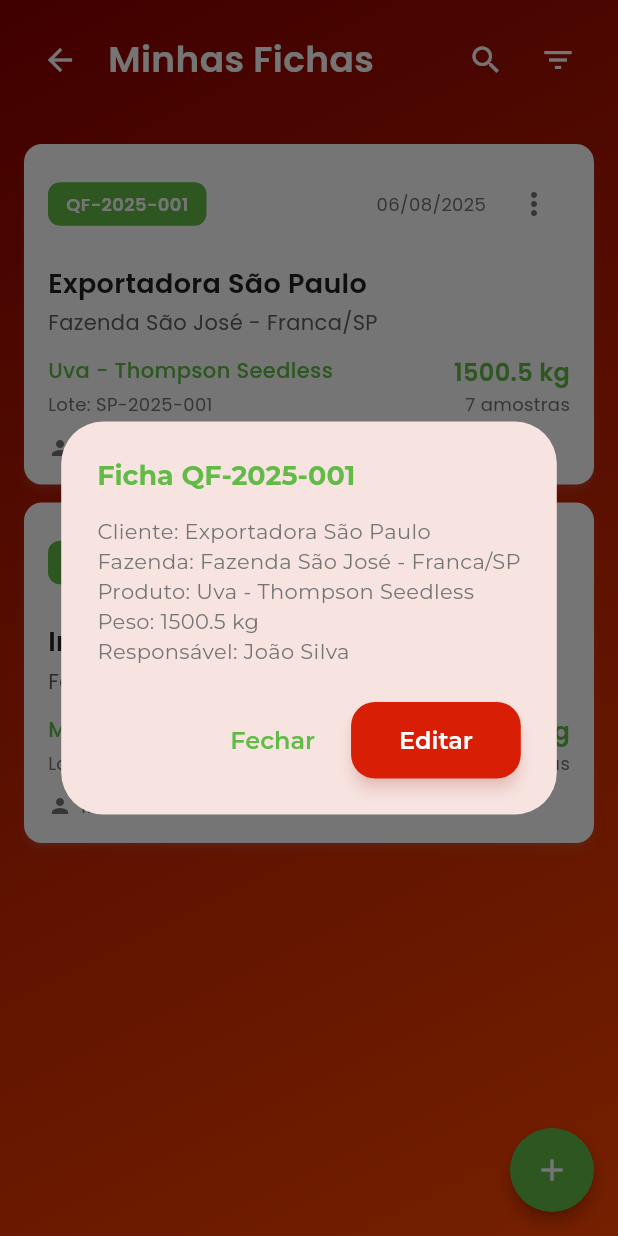
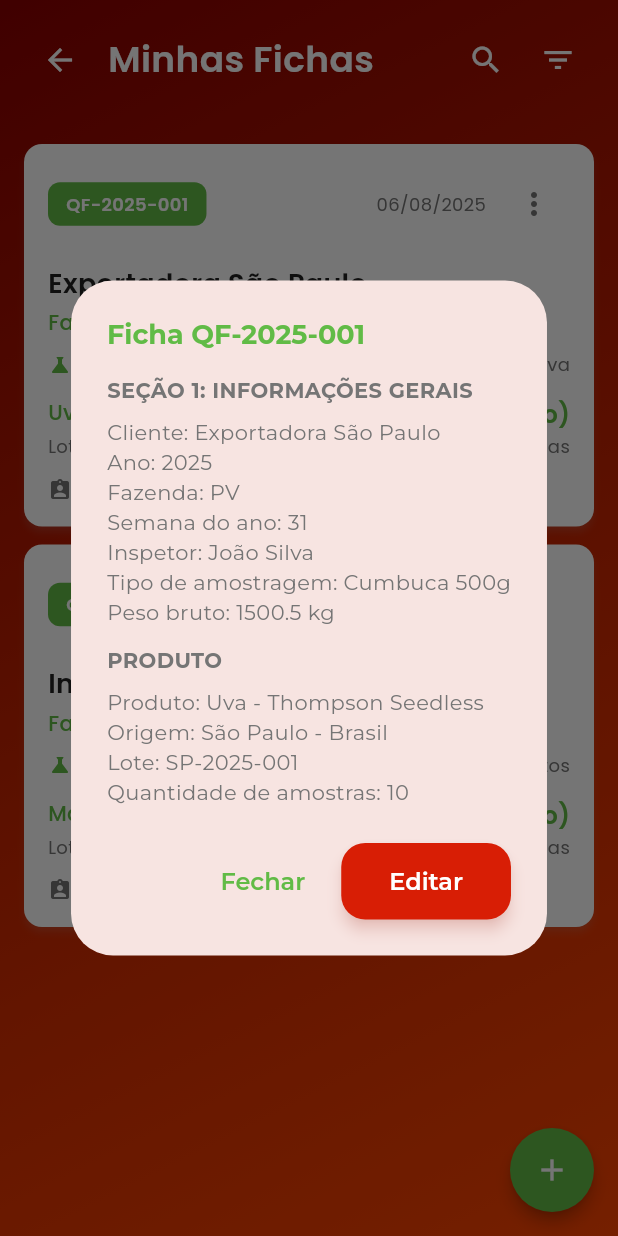
Before and after one commit to Wanjos-eng/quality-fruit-app, a Flutter app: the ListaFichasPage screen opened by its route, after a tap on "QF-2025-001", on a phone screen of 412 x 824 dp. Run offline on Flutter 3.47's test engine with Material 3 defaults, Android fonts, the phone set to English and light mode, and no system bars; our stand-ins replace google_fonts, shared_preferences, sqflite; accounts and stored records are empty.

Commit message:
melhorando ficha

```diff
--- a/lib/data/datasources/local_datasource.dart
+++ b/lib/data/datasources/local_datasource.dart
@@ -5,7 +5,7 @@ import 'package:path/path.dart';
 class LocalDatasource {
   static const _databaseName = 'quality_fruit.db';
   static const _databaseVersion =
-      6; // Incrementado para corrigir schema completo
+      7; // Incrementado para adicionar novos campos SEÇÃO 2
 
   // Tabelas
   static const _tableFichas = 'fichas';
@@ -64,6 +64,10 @@ class LocalDatasource {
         quantidadeAmostras INTEGER NOT NULL,
         responsavelAvaliacao TEXT NOT NULL,
         produtorResponsavel TEXT,
+        semanaAno TEXT, -- Novo campo: Semana/Ano (calculado automaticamente)
+        inspetor TEXT, -- Novo campo: Inspetor
+        tipoAmostragem TEXT, -- Novo campo: Tipo de Amostragem
+        pesoBrutoKg REAL, -- Novo campo: Peso Bruto (Kg)
         observacoes TEXT,
         observacaoA TEXT,
         observacaoB TEXT,
@@ -140,8 +144,10 @@ class LocalDatasource {
         pesoEmbalagem REAL,
         pesoLiquidoKg REAL,
         bagaMm REAL,
+        brix_leituras TEXT, -- Armazena como string separada por vírgulas
         brix REAL,
         brixMedia REAL,
+        cor_baga_percentual REAL, -- Novo campo: Cor da Baga (%)
         teiaAranha REAL,
         aranha REAL,
         amassada REAL,
@@ -384,6 +390,25 @@ class LocalDatasource {
       await db.execute('DROP TABLE IF EXISTS ${_tableMedidas}_backup');
       await db.execute('DROP TABLE IF EXISTS ${_tableAmostras}_backup');
     }
+
+    // Migração da versão 6 para 7: adicionar novos campos SEÇÃO 1 e SEÇÃO 2
+    if (oldVersion < 7) {
+      // SEÇÃO 1: Adicionar novos campos na tabela fichas
+      await db.execute('ALTER TABLE $_tableFichas ADD COLUMN semanaAno TEXT');
+      await db.execute('ALTER TABLE $_tableFichas ADD COLUMN inspetor TEXT');
+      await db.execute(
+        'ALTER TABLE $_tableFichas ADD COLUMN tipoAmostragem TEXT',
+      );
+      await db.execute('ALTER TABLE $_tableFichas ADD COLUMN pesoBrutoKg REAL');
+
+      // SEÇÃO 2: Adicionar novos campos na tabela amostras_detalhadas
+      await db.execute(
+        'ALTER TABLE $_tableAmostrasDetalhadas ADD COLUMN brix_leituras TEXT',
+      );
+      await db.execute(
+        'ALTER TABLE $_tableAmostrasDetalhadas ADD COLUMN cor_baga_percentual REAL',
+      );
+    }
   }
 
   /// Fecha a conexão com o banco de dados
--- a/lib/data/models/ficha_model.dart
+++ b/lib/data/models/ficha_model.dart
@@ -8,8 +8,14 @@ class FichaModel extends Ficha {
     required super.numeroFicha,
     required super.dataAvaliacao,
     required super.cliente,
+    // SEÇÃO 1: Novos campos obrigatórios
+    required super.ano,
     required super.fazenda,
-    required super.ano,
+    required super.semanaAno,
+    required super.inspetor,
+    required super.tipoAmostragem,
+    required super.pesoBrutoKg,
+    // Campos antigos (mantidos para compatibilidade)
     required super.produto,
     required super.variedade,
     required super.origem,
@@ -36,8 +42,14 @@ class FichaModel extends Ficha {
       numeroFicha: ficha.numeroFicha,
       dataAvaliacao: ficha.dataAvaliacao,
       cliente: ficha.cliente,
+      // SEÇÃO 1: Novos campos
+      ano: ficha.ano,
       fazenda: ficha.fazenda,
-      ano: ficha.ano,
+      semanaAno: ficha.semanaAno,
+      inspetor: ficha.inspetor,
+      tipoAmostragem: ficha.tipoAmostragem,
+      pesoBrutoKg: ficha.pesoBrutoKg,
+      // Campos antigos
       produto: ficha.produto,
       variedade: ficha.variedade,
       origem: ficha.origem,
@@ -65,8 +77,14 @@ class FichaModel extends Ficha {
       numeroFicha: json['numeroFicha'] as String,
       dataAvaliacao: DateTime.parse(json['dataAvaliacao'] as String),
       cliente: json['cliente'] as String,
+      // SEÇÃO 1: Novos campos
+      ano: json['ano'] as int,
       fazenda: json['fazenda'] as String,
-      ano: json['ano'] as int,
+      semanaAno: json['semanaAno'] as int,
+      inspetor: json['inspetor'] as String,
+      tipoAmostragem: json['tipoAmostragem'] as String,
+      pesoBrutoKg: (json['pesoBrutoKg'] as num).toDouble(),
+      // Campos antigos
       produto: json['produto'] as String,
       variedade: json['variedade'] as String,
       origem: json['origem'] as String,
@@ -96,8 +114,14 @@ class FichaModel extends Ficha {
       'numeroFicha': numeroFicha,
       'dataAvaliacao': dataAvaliacao.toIso8601String(),
       'cliente': cliente,
+      // SEÇÃO 1: Novos campos
+      'ano': ano,
       'fazenda': fazenda,
-      'ano': ano,
+      'semanaAno': semanaAno,
+      'inspetor': inspetor,
+      'tipoAmostragem': tipoAmostragem,
+      'pesoBrutoKg': pesoBrutoKg,
+      // Campos antigos
       'produto': produto,
       'variedade': variedade,
       'origem': origem,
@@ -125,8 +149,14 @@ class FichaModel extends Ficha {
       numeroFicha: numeroFicha,
       dataAvaliacao: dataAvaliacao,
       cliente: cliente,
+      // SEÇÃO 1: Novos campos
+      ano: ano,
       fazenda: fazenda,
-      ano: ano,
+      semanaAno: semanaAno,
+      inspetor: inspetor,
+      tipoAmostragem: tipoAmostragem,
+      pesoBrutoKg: pesoBrutoKg,
+      // Campos antigos
       produto: produto,
       variedade: variedade,
       origem: origem,
@@ -154,8 +184,14 @@ class FichaModel extends Ficha {
       'numeroFicha': numeroFicha,
       'dataAvaliacao': dataAvaliacao.millisecondsSinceEpoch,
       'cliente': cliente,
+      // SEÇÃO 1: Novos campos
+      'ano': ano,
       'fazenda': fazenda,
-      'ano': ano,
+      'semanaAno': semanaAno,
+      'inspetor': inspetor,
+      'tipoAmostragem': tipoAmostragem,
+      'pesoBrutoKg': pesoBrutoKg,
+      // Campos antigos
       'produto': produto,
       'variedade': variedade,
       'origem': origem,
@@ -185,8 +221,14 @@ class FichaModel extends Ficha {
         map['dataAvaliacao'] as int,
       ),
       cliente: map['cliente'] as String,
+      // SEÇÃO 1: Novos campos
+      ano: map['ano'] as int,
       fazenda: map['fazenda'] as String,
-      ano: map['ano'] as int,
+      semanaAno: map['semanaAno'] as int,
+      inspetor: map['inspetor'] as String,
+      tipoAmostragem: map['tipoAmostragem'] as String,
+      pesoBrutoKg: (map['pesoBrutoKg'] as num).toDouble(),
+      // Campos antigos
       produto: map['produto'] as String,
       variedade: map['variedade'] as String,
       origem: map['origem'] as String,
@@ -216,8 +258,14 @@ class FichaModel extends Ficha {
     String? numeroFicha,
     DateTime? dataAvaliacao,
     String? cliente,
+    // SEÇÃO 1: Novos campos
+    int? ano,
     String? fazenda,
-    int? ano,
+    int? semanaAno,
+    String? inspetor,
+    String? tipoAmostragem,
+    double? pesoBrutoKg,
+    // Campos antigos
     String? produto,
     String? variedade,
     String? origem,
@@ -241,8 +289,14 @@ class FichaModel extends Ficha {
       numeroFicha: numeroFicha ?? this.numeroFicha,
       dataAvaliacao: dataAvaliacao ?? this.dataAvaliacao,
       cliente: cliente ?? this.cliente,
+      // SEÇÃO 1: Novos campos
+      ano: ano ?? this.ano,
       fazenda: fazenda ?? this.fazenda,
-      ano: ano ?? this.ano,
+      semanaAno: semanaAno ?? this.semanaAno,
+      inspetor: inspetor ?? this.inspetor,
+      tipoAmostragem: tipoAmostragem ?? this.tipoAmostragem,
+      pesoBrutoKg: pesoBrutoKg ?? this.pesoBrutoKg,
+      // Campos antigos
       produto: produto ?? this.produto,
       variedade: variedade ?? this.variedade,
       origem: origem ?? this.origem,
--- a/lib/domain/entities/ficha.dart
+++ b/lib/domain/entities/ficha.dart
@@ -5,15 +5,22 @@ class Ficha {
   final String numeroFicha;
   final DateTime dataAvaliacao;
   final String cliente;
-  final String fazenda; // Fazenda onde foi coletada a fruta
-  final int ano; // Ano da avaliação (campo da planilha física)
+  // SEÇÃO 1: INFORMAÇÕES GERAIS
+  final int ano; // Ano da análise (ex: 2025)
+  final String fazenda; // Fazenda (sigla) - ex: "PV", "JP"
+  final int semanaAno; // Semana do ano (calculado automaticamente)
+  final String inspetor; // Nome do inspetor
+  final String tipoAmostragem; // Cumbuca 500g, Cumbuca 250g, Sacola (Caixa)
+  final double pesoBrutoKg; // Peso bruto com embalagem em kg
+
+  // Campos antigos mantidos para compatibilidade
   final String produto; // Tipo de fruta
   final String variedade;
   final String origem;
   final String lote;
-  final double pesoTotal; // Em kg
+  final double pesoTotal; // Em kg (será pesoBrutoKg futuramente)
   final int quantidadeAmostras;
-  final String responsavelAvaliacao; // Inspetor
+  final String responsavelAvaliacao; // Inspetor (será deprecated)
   final String? produtorResponsavel; // Produtor/Responsável da planilha
   final String observacoes;
 
@@ -33,8 +40,14 @@ class Ficha {
     required this.numeroFicha,
     required this.dataAvaliacao,
     required this.cliente,
+    // SEÇÃO 1: Campos obrigatórios
+    required this.ano,
     required this.fazenda,
-    required this.ano,
+    required this.semanaAno,
+    required this.inspetor,
+    required this.tipoAmostragem,
+    required this.pesoBrutoKg,
+    // Campos antigos (mantidos para compatibilidade)
     required this.produto,
     required this.variedade,
     required this.origem,
@@ -60,8 +73,14 @@ class Ficha {
     String? numeroFicha,
     DateTime? dataAvaliacao,
     String? cliente,
+    // SEÇÃO 1: Novos campos
+    int? ano,
     String? fazenda,
-    int? ano,
+    int? semanaAno,
+    String? inspetor,
+    String? tipoAmostragem,
+    double? pesoBrutoKg,
+    // Campos antigos
     String? produto,
     String? variedade,
     String? origem,
@@ -85,8 +104,14 @@ class Ficha {
       numeroFicha: numeroFicha ?? this.numeroFicha,
       dataAvaliacao: dataAvaliacao ?? this.dataAvaliacao,
       cliente: cliente ?? this.cliente,
+      // SEÇÃO 1: Novos campos
+      ano: ano ?? this.ano,
       fazenda: fazenda ?? this.fazenda,
-      ano: ano ?? this.ano,
+      semanaAno: semanaAno ?? this.semanaAno,
+      inspetor: inspetor ?? this.inspetor,
+      tipoAmostragem: tipoAmostragem ?? this.tipoAmostragem,
+      pesoBrutoKg: pesoBrutoKg ?? this.pesoBrutoKg,
+      // Campos antigos
       produto: produto ?? this.produto,
       variedade: variedade ?? this.variedade,
       origem: origem ?? this.origem,
@@ -196,4 +221,71 @@ class Ficha {
   String toString() {
     return 'Ficha(id: $id, numeroFicha: $numeroFicha, produto: $produto, cliente: $cliente, fazenda: $fazenda, ano: $ano)';
   }
+
+  /// Calcula a semana do ano com base na data de avaliação
+  static int calcularSemanaAno(DateTime data) {
+    final primeiroJaneiro = DateTime(data.year, 1, 1);
+    final diferencaDias = data.difference(primeiroJaneiro).inDays;
+    return (diferencaDias / 7).ceil();
+  }
 }
+
+/// Constantes para os tipos de amostragem da Ficha de Qualidade
+class TiposAmostragem {
+  static const String cumbuca500g = 'Cumbuca 500g';
+  static const String cumbuca250g = 'Cumbuca 250g';
+  static const String sacola = 'Sacola (Caixa)';
+
+  static const List<String> opcoes = [cumbuca500g, cumbuca250g, sacola];
+
+  /// Retorna a quantidade de amostras baseada no tipo
+  static int quantidadeAmostrasPorTipo(String tipo) {
+    switch (tipo) {
+      case cumbuca500g:
+        return 10; // A até J
+      case cumbuca250g:
+        return 20; // A até T
+      case sacola:
+        return 7; // A até G (padrão, pode ser editável)
+      default:
+        return 7;
+    }
+  }
+
+  /// Retorna as letras das amostras baseada no tipo
+  static List<String> letrasAmostrasPorTipo(String tipo) {
+    const letras = [
+      'A',
+      'B',
+      'C',
+      'D',
+      'E',
+      'F',
+      'G',
+      'H',
+      'I',
+      'J',
+      'K',
+      'L',
+      'M',
+      'N',
+      'O',
+      'P',
+      'Q',
+      'R',
+      'S',
+      'T',
+    ];
+
+    final quantidade = quantidadeAmostrasPorTipo(tipo);
+    return letras.take(quantidade).toList();
+  }
+}
+
+/// Constantes para as fazendas (siglas)
+class FazendasSiglas {
+  static const String purraVerde = 'PV';
+  static const String joaoPaulo = 'JP';
+
+  static const List<String> opcoes = [purraVerde, joaoPaulo];
+}
--- a/lib/presentation/pages/lista_fichas_page.dart
+++ b/lib/presentation/pages/lista_fichas_page.dart
@@ -36,40 +36,57 @@ class _ListaFichasPageState extends State<ListaFichasPage> {
 
   List<Ficha> _gerarFichasExemplo() {
     // Gerar algumas fichas de exemplo
+    final agora = DateTime.now();
     return [
       Ficha(
         id: '1',
         numeroFicha: 'QF-2025-001',
-        dataAvaliacao: DateTime.now().subtract(const Duration(days: 1)),
+        dataAvaliacao: agora.subtract(const Duration(days: 1)),
         cliente: 'Exportadora São Paulo',
-        fazenda: 'Fazenda São José - Franca/SP',
+        // SEÇÃO 1: Novos campos obrigatórios
         ano: 2025,
+        fazenda: 'PV', // Fazenda Pura Verde
+        semanaAno: Ficha.calcularSemanaAno(
+          agora.subtract(const Duration(days: 1)),
+        ),
+        inspetor: 'João Silva',
+        tipoAmostragem: TiposAmostragem.cumbuca500g,
+        pesoBrutoKg: 1500.5,
+        // Campos antigos (mantidos para compatibilidade)
         produto: 'Uva',
         variedade: 'Thompson Seedless',
         origem: 'São Paulo - Brasil',
         lote: 'SP-2025-001',
         pesoTotal: 1500.5,
-        quantidadeAmostras: 7,
+        quantidadeAmostras: 10, // Cumbuca 500g = 10 amostras
         responsavelAvaliacao: 'João Silva',
         observacoes: 'Primeira avaliação da safra 2025',
-        criadoEm: DateTime.now().subtract(const Duration(days: 1)),
+        criadoEm: agora.subtract(const Duration(days: 1)),
       ),
       Ficha(
         id: '2',
         numeroFicha: 'QF-2025-002',
-        dataAvaliacao: DateTime.now().subtract(const Duration(days: 3)),
+        dataAvaliacao: agora.subtract(const Duration(days: 3)),
         cliente: 'Importadora Rio',
-        fazenda: 'Fazenda Nossa Senhora - Ribeirão Preto/SP',
+        // SEÇÃO 1: Novos campos obrigatórios
         ano: 2025,
+        fazenda: 'JP', // Fazenda João Paulo
+        semanaAno: Ficha.calcularSemanaAno(
+          agora.subtract(const Duration(days: 3)),
+        ),
+        inspetor: 'Maria Santos',
+        tipoAmostragem: TiposAmostragem.cumbuca250g,
+        pesoBrutoKg: 2300.0,
+        // Campos antigos (mantidos para compatibilidade)
         produto: 'Manga',
         variedade: 'Tommy Atkins',
         origem: 'São Paulo - Brasil',
         lote: 'RP-2025-001',
         pesoTotal: 2300.0,
-        quantidadeAmostras: 5,
+        quantidadeAmostras: 20, // Cumbuca 250g = 20 amostras
         responsavelAvaliacao: 'Maria Santos',
         observacoes: 'Qualidade excelente',
-        criadoEm: DateTime.now().subtract(const Duration(days: 3)),
+        criadoEm: agora.subtract(const Duration(days: 3)),
       ),
     ];
   }
@@ -399,6 +416,36 @@ class _ListaFichasPageState extends State<ListaFichasPage> {
                 overflow: TextOverflow.ellipsis,
               ),
               const SizedBox(height: 4),
+              // SEÇÃO 1: Mostrar tipo de amostragem e fazenda
+              Row(
+                children: [
+                  Text(
+                    '${ficha.fazenda}',
+                    style: GoogleFonts.poppins(
+                      fontSize: 10,
+                      fontWeight: FontWeight.w600,
+                      color: Theme.of(context).brightness == Brightness.dark
+                          ? AppColors.darkGreen
+                          : AppColors.positiveGreen,
+                    ),
+                  ),
+                  const SizedBox(width: 8),
+                  Expanded(
+                    child: Text(
+                      ficha.tipoAmostragem,
+                      style: GoogleFonts.poppins(
+                        fontSize: 10,
+                        color: Theme.of(context).brightness == Brightness.dark
+                            ? AppColors.textDark.withValues(alpha: 0.7)
+                            : Colors.grey[600],
+                      ),
+                      maxLines: 1,
+                      overflow: TextOverflow.ellipsis,
+                    ),
+                  ),
+                ],
+              ),
+              const SizedBox(height: 4),
               Text(
                 '${ficha.produto} - ${ficha.variedade}',
                 style: GoogleFonts.poppins(
@@ -417,7 +464,7 @@ class _ListaFichasPageState extends State<ListaFichasPage> {
               Row(
                 children: [
                   Text(
-                    '${ficha.pesoTotal.toStringAsFixed(1)}kg',
+                    '${ficha.pesoBrutoKg.toStringAsFixed(1)}kg',
                     style: GoogleFonts.poppins(
                       fontSize: 12,
                       fontWeight: FontWeight.w600,
@@ -655,14 +702,63 @@ class _ListaFichasPageState extends State<ListaFichasPage> {
                 ),
               ),
               const SizedBox(height: 4),
+              // SEÇÃO 1: Informações principais da ficha
+              Row(
+                children: [
                   Text(
-                ficha.fazenda,
+                    'Fazenda: ${ficha.fazenda}',
+                    style: GoogleFonts.poppins(
+                      fontSize: 14,
+                      fontWeight: FontWeight.w500,
+                      color: Theme.of(context).brightness == Brightness.dark
+                          ? AppColors.darkGreen
+                          : AppColors.positiveGreen,
+                    ),
+                  ),
+                  const SizedBox(width: 16),
+                  Text(
+                    'Semana: ${ficha.semanaAno}',
                     style: GoogleFonts.poppins(
                       fontSize: 14,
                       color: Theme.of(context).brightness == Brightness.dark
                           ? AppColors.textDark.withValues(alpha: 0.8)
                           : Colors.grey[700],
                     ),
+                  ),
+                ],
+              ),
+              const SizedBox(height: 8),
+              Row(
+                children: [
+                  Icon(
+                    Icons.science,
+                    size: 16,
+                    color: Theme.of(context).brightness == Brightness.dark
+                        ? AppColors.darkGreen
+                        : AppColors.positiveGreen,
+                  ),
+                  const SizedBox(width: 4),
+                  Text(
+                    ficha.tipoAmostragem,
+                    style: GoogleFonts.poppins(
+                      fontSize: 14,
+                      fontWeight: FontWeight.w500,
+                      color: Theme.of(context).brightness == Brightness.dark
+                          ? AppColors.darkGreen
+                          : AppColors.positiveGreen,
+                    ),
+                  ),
+                  const Spacer(),
+                  Text(
+                    'Inspetor: ${ficha.inspetor}',
+                    style: GoogleFonts.poppins(
+                      fontSize: 12,
+                      color: Theme.of(context).brightness == Brightness.dark
+                          ? AppColors.textDark.withValues(alpha: 0.7)
+                          : Colors.grey[600],
+                    ),
+                  ),
+                ],
               ),
               const SizedBox(height: 12),
 
@@ -702,7 +798,7 @@ class _ListaFichasPageState extends State<ListaFichasPage> {
                     crossAxisAlignment: CrossAxisAlignment.end,
                     children: [
                       Text(
-                        '${ficha.pesoTotal.toStringAsFixed(1)} kg',
+                        '${ficha.pesoBrutoKg.toStringAsFixed(1)} kg (bruto)',
                         style: GoogleFonts.poppins(
                           fontSize: 16,
                           fontWeight: FontWeight.w600,
@@ -727,11 +823,11 @@ class _ListaFichasPageState extends State<ListaFichasPage> {
               ),
               const SizedBox(height: 12),
 
-              // Responsável
+              // Responsável (nova estrutura)
               Row(
                 children: [
                   Icon(
-                    Icons.person,
+                    Icons.assignment_ind,
                     size: 16,
                     color: Theme.of(context).brightness == Brightness.dark
                         ? AppColors.textDark.withValues(alpha: 0.7)
@@ -740,7 +836,7 @@ class _ListaFichasPageState extends State<ListaFichasPage> {
                   const SizedBox(width: 6),
                   Expanded(
                     child: Text(
-                      ficha.responsavelAvaliacao,
+                      'Inspetor: ${ficha.inspetor}',
                       style: GoogleFonts.poppins(
                         fontSize: 12,
                         color: Theme.of(context).brightness == Brightness.dark
@@ -825,11 +921,30 @@ class _ListaFichasPageState extends State<ListaFichasPage> {
           mainAxisSize: MainAxisSize.min,
           crossAxisAlignment: CrossAxisAlignment.start,
           children: [
+            // SEÇÃO 1: Informações Gerais
+            const Text(
+              'SEÇÃO 1: INFORMAÇÕES GERAIS',
+              style: TextStyle(fontWeight: FontWeight.bold, fontSize: 14),
+            ),
+            const SizedBox(height: 8),
             Text('Cliente: ${ficha.cliente}'),
+            Text('Ano: ${ficha.ano}'),
             Text('Fazenda: ${ficha.fazenda}'),
+            Text('Semana do ano: ${ficha.semanaAno}'),
+            Text('Inspetor: ${ficha.inspetor}'),
+            Text('Tipo de amostragem: ${ficha.tipoAmostragem}'),
+            Text('Peso bruto: ${ficha.pesoBrutoKg.toStringAsFixed(1)} kg'),
+            const SizedBox(height: 12),
+            // Informações do produto
+            const Text(
+              'PRODUTO',
+              style: TextStyle(fontWeight: FontWeight.bold, fontSize: 14),
+            ),
+            const SizedBox(height: 8),
             Text('Produto: ${ficha.produto} - ${ficha.variedade}'),
-            Text('Peso: ${ficha.pesoTotal.toStringAsFixed(1)} kg'),
-            Text('Responsável: ${ficha.responsavelAvaliacao}'),
+            Text('Origem: ${ficha.origem}'),
+            Text('Lote: ${ficha.lote}'),
+            Text('Quantidade de amostras: ${ficha.quantidadeAmostras}'),
           ],
         ),
         actions: [
```
Also changed, not shown: lib/data/models/amostra_detalhada_model.dart (+23 -0 lines), lib/domain/entities/amostra_detalhada.dart (+89 -6 lines), lib/examples/ficha_completa_example.dart (added, +139 -0 lines), lib/presentation/pages/criar_ficha_page.dart (+17 -2 lines). Lines whose indentation alone changed are shown as unchanged.
